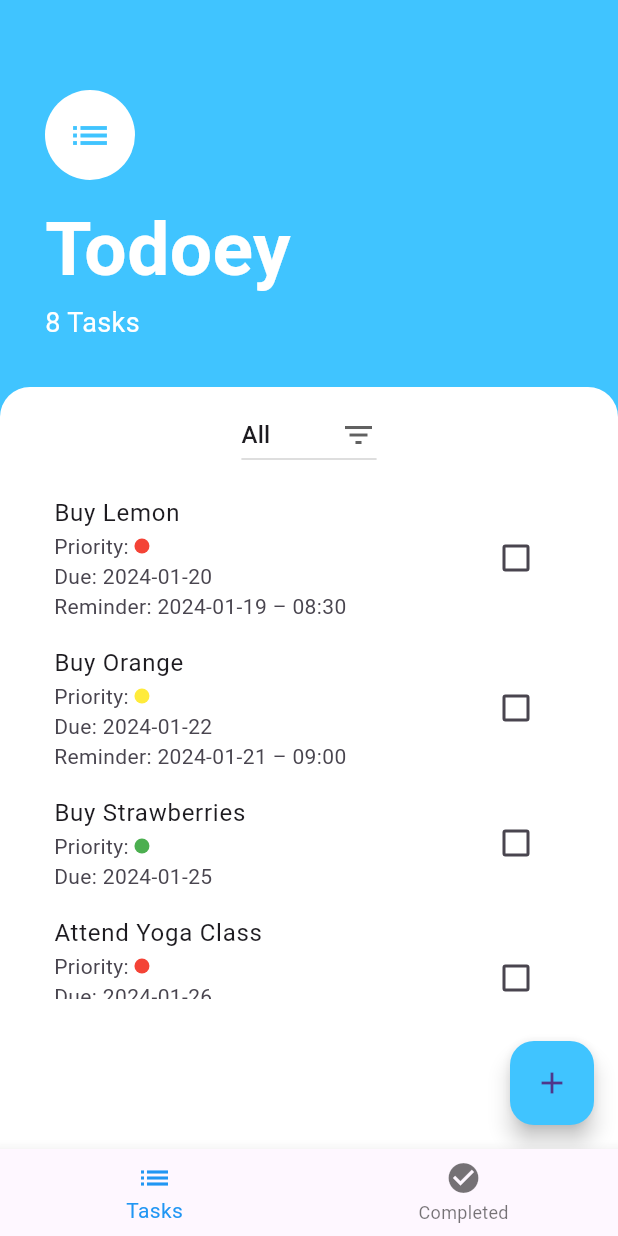
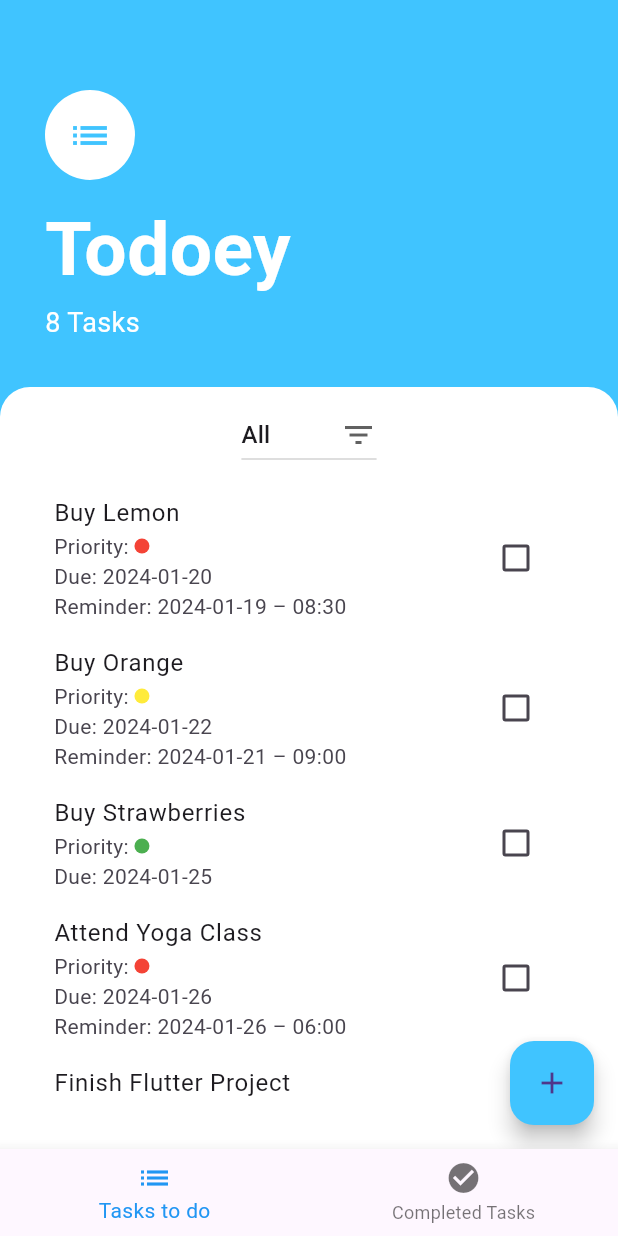
Before and after one commit to vinicius-acruz/todo_app, a Flutter app: the screen it shows after launch, on a phone screen of 412 x 824 dp. Run offline on Flutter 3.47's test engine with Material 3 defaults, Android fonts, the phone set to English and light mode, and no system bars; our stand-ins replace avatar_glow, speech_to_text.

Commit message:
Add completed tasks functionality and update UI

```diff
--- a/lib/models/task_data.dart
+++ b/lib/models/task_data.dart
@@ -143,4 +143,16 @@ class TaskData extends ChangeNotifier {
     task.toggleDone();
     notifyListeners();
   }
+
+  // Completed tasks methods
+
+  // Get only completed tasks
+  UnmodifiableListView<Task> get completedTasks {
+    return UnmodifiableListView(_tasks.where((task) => task.isDone));
+  }
+
+  // Get the count of completed tasks
+  int get completedTaskCount {
+    return _tasks.where((task) => task.isDone).length;
+  }
 }
--- a/lib/screens/main_screen.dart
+++ b/lib/screens/main_screen.dart
@@ -44,11 +44,11 @@ class MainScreenState extends State<MainScreen> {
           // ),
           BottomNavigationBarItem(
             icon: Icon(Icons.list),
-            label: 'Tasks',
+            label: 'Tasks to do',
           ),
           BottomNavigationBarItem(
             icon: Icon(Icons.check_circle),
-            label: 'Completed',
+            label: 'Completed Tasks',
           ),
         ],
         currentIndex: _selectedIndex,
--- a/lib/screens/tasks_screen.dart
+++ b/lib/screens/tasks_screen.dart
@@ -75,7 +75,7 @@ class TasksScreen extends StatelessWidget {
           Expanded(
             child: Container(
               padding:
-                  const EdgeInsets.only(left: 20.0, right: 20.0, bottom: 100),
+                  const EdgeInsets.only(left: 20.0, right: 20.0, bottom: 35),
               decoration: const BoxDecoration(
                   color: Colors.white,
                   borderRadius: BorderRadius.only(
```
Also changed, not shown: lib/screens/completed_task_screen.dart (+67 -6 lines).
